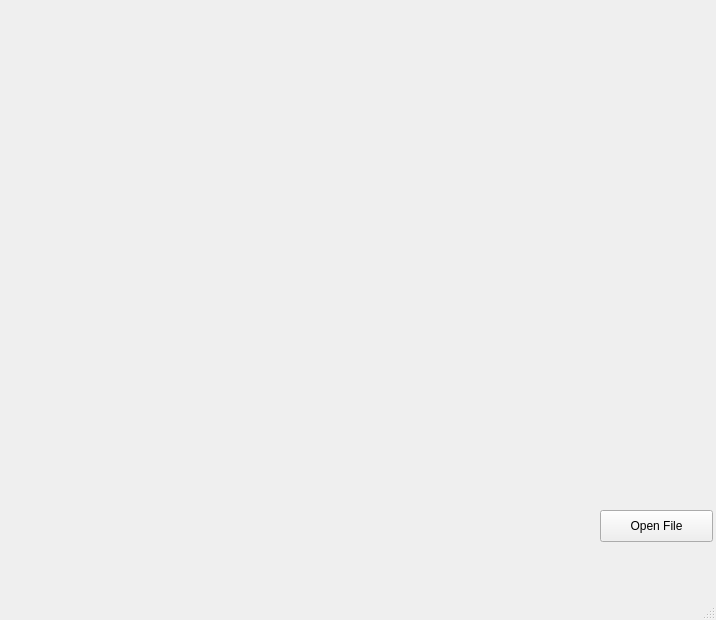
First picture: the form in dialog.ui, repository ahamedfo/CSE-453, before the edit.
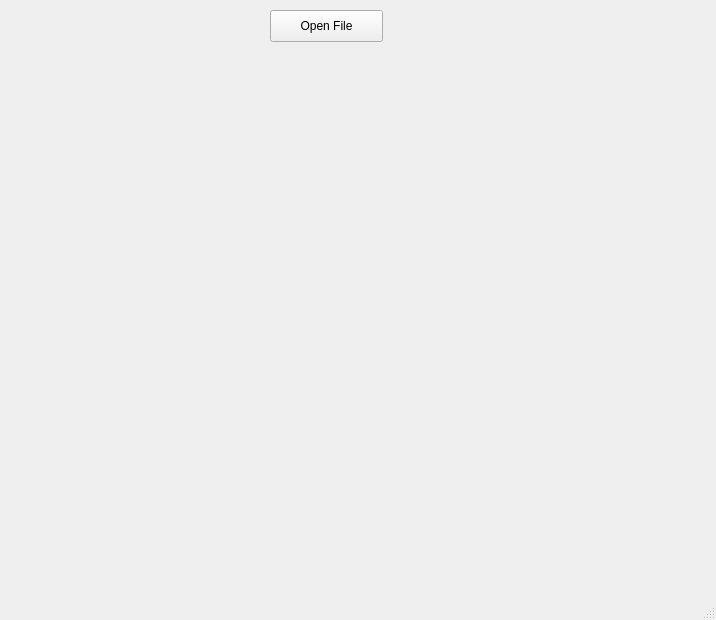
Second picture: the form after the edit.

Commit message:
finished save button
-cleaned code in test.gui
-finished save button
-changed ui a bit

The edit to the form file:
```diff
--- a/dialog.ui
+++ b/dialog.ui
@@ -17,8 +17,8 @@
    <widget class="QPushButton" name="pushButton">
     <property name="geometry">
      <rect>
-      <x>600</x>
-      <y>510</y>
+      <x>270</x>
+      <y>10</y>
       <width>113</width>
       <height>32</height>
      </rect>
```
The commit also changes 3 other files.
